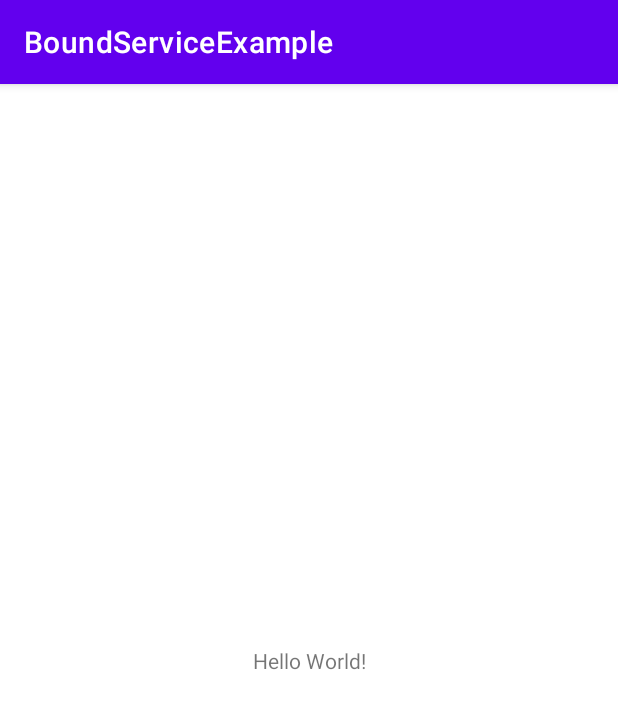
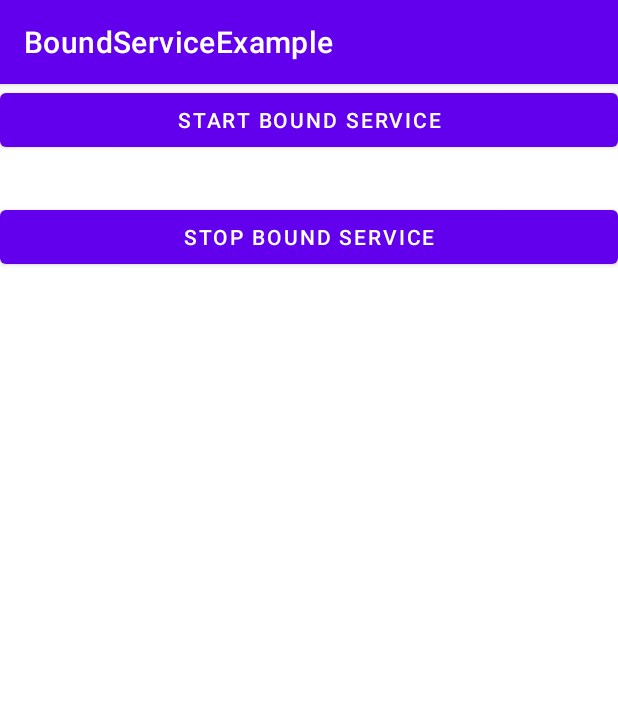
Before and after one commit to 21424070-vinhapp/BoundServiceExample, an Android app: the screen it shows after launch (MainActivity), on a phone screen of 412 x 824 dp. Shown: the top 709 px of the screen. Run offline under Robolectric (Android 15) with nearby library versions, the phone set to English and light mode, and no system bars.

Commit message:
create basic example code about bound service

```diff
--- a/app/src/main/AndroidManifest.xml
+++ b/app/src/main/AndroidManifest.xml
@@ -22,6 +22,7 @@
                 <category android:name="android.intent.category.LAUNCHER" />
             </intent-filter>
         </activity>
+        <service android:name=".MusicBoundService"/>
     </application>
 
 </manifest>
--- a/app/src/main/java/com/example/boundserviceexample/MainActivity.java
+++ b/app/src/main/java/com/example/boundserviceexample/MainActivity.java
@@ -2,13 +2,72 @@ package com.example.boundserviceexample;
 
 import androidx.appcompat.app.AppCompatActivity;
 
+import android.content.ComponentName;
+import android.content.Intent;
+import android.content.ServiceConnection;
 import android.os.Bundle;
+import android.os.IBinder;
+import android.view.View;
+import android.widget.Button;
 
 public class MainActivity extends AppCompatActivity {
 
+    private MusicBoundService mMusicBoundService;
+    private boolean isServiceConnected;
+    Button mBtnStart, mBtnStop;
+    private ServiceConnection serviceConnection=new ServiceConnection() {
+        @Override
+        public void onServiceConnected(ComponentName componentName, IBinder iBinder) {
+            MusicBoundService.MyBinder myBinder= (MusicBoundService.MyBinder) iBinder;
+            mMusicBoundService= myBinder.getMusicBoundService();
+            mMusicBoundService.startMusic();
+            isServiceConnected=true;
+        }
+
+        @Override
+        public void onServiceDisconnected(ComponentName componentName) {
+            isServiceConnected=false;
+        }
+    };
     @Override
     protected void onCreate(Bundle savedInstanceState) {
         super.onCreate(savedInstanceState);
         setContentView(R.layout.activity_main);
+
+        initItem();
+
+        mBtnStart.setOnClickListener(new View.OnClickListener() {
+            @Override
+            public void onClick(View view) {
+                onClickStartService();
+            }
+        });
+
+        mBtnStop.setOnClickListener(new View.OnClickListener() {
+            @Override
+            public void onClick(View view) {
+                onClickStopService();
+            }
+        });
+    }
+
+    private void onClickStopService() {
+        if(isServiceConnected)
+        {
+            unbindService(serviceConnection);
+            //onServiceDisconnected chay vao khi chet dot ngot, chu khong phai thao bo rang buoc nhay vao ham do
+            //cho nen can gan isServiceConnected=false
+            isServiceConnected=false;
+        }
+    }
+
+    private void onClickStartService() {
+        Intent intent=new Intent(this, MusicBoundService.class);
+        bindService(intent,serviceConnection,BIND_AUTO_CREATE);
+    }
+
+    private void initItem() {
+        mBtnStart=findViewById(R.id.btnStartBoundService);
+        mBtnStop=findViewById(R.id.btnStopBoundService);
     }
 }
--- a/app/src/main/res/layout/activity_main.xml
+++ b/app/src/main/res/layout/activity_main.xml
@@ -1,18 +1,23 @@
 <?xml version="1.0" encoding="utf-8"?>
-<androidx.constraintlayout.widget.ConstraintLayout xmlns:android="http://schemas.android.com/apk/res/android"
+<LinearLayout xmlns:android="http://schemas.android.com/apk/res/android"
     xmlns:app="http://schemas.android.com/apk/res-auto"
     xmlns:tools="http://schemas.android.com/tools"
     android:layout_width="match_parent"
     android:layout_height="match_parent"
-    tools:context=".MainActivity">
+    tools:context=".MainActivity"
+    android:orientation="vertical">
 
-    <TextView
-        android:layout_width="wrap_content"
+  <Button
+      android:layout_width="match_parent"
+      android:layout_height="wrap_content"
+      android:text="START BOUND SERVICE"
+      android:id="@+id/btnStartBoundService"/>
+
+    <Button
+        android:layout_width="match_parent"
         android:layout_height="wrap_content"
-        android:text="Hello World!"
-        app:layout_constraintBottom_toBottomOf="parent"
-        app:layout_constraintEnd_toEndOf="parent"
-        app:layout_constraintStart_toStartOf="parent"
-        app:layout_constraintTop_toTopOf="parent" />
+        android:text="STOP BOUND SERVICE"
+        android:layout_marginTop="30dp"
+        android:id="@+id/btnStopBoundService"/>
 
-</androidx.constraintlayout.widget.ConstraintLayout>
+</LinearLayout>
```
Also changed, not shown: app/src/main/java/com/example/boundserviceexample/MusicBoundService.java (added, +69 -0 lines), 1 other file.
